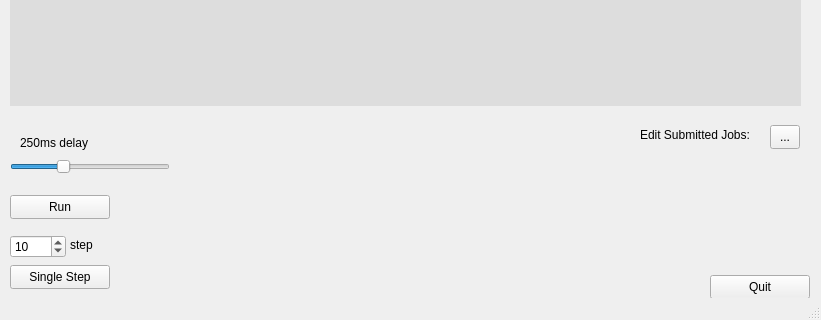
Before: the Qt Designer form ui/simulation.ui in fubarwrangler/atlassim, drawn with Qt 5; both pictures show x 0 to 821 and y 345 to 665 of the 821 by 665 pixel window.
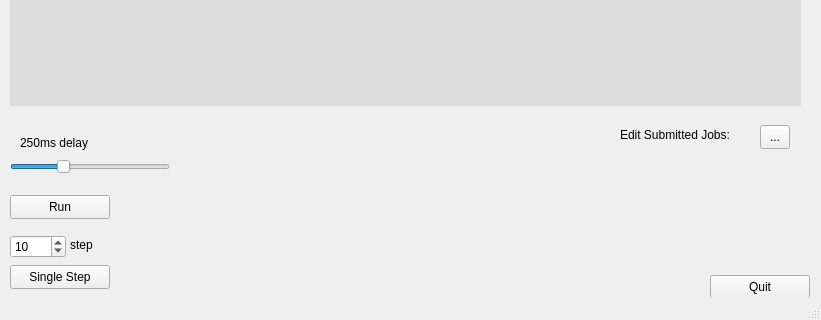
After: the same form once the commit is applied. Custom widgets are drawn as their Qt base class.

```diff
--- a/ui/simulation.ui
+++ b/ui/simulation.ui
@@ -131,7 +131,7 @@
    <widget class="QToolButton" name="toolButton">
     <property name="geometry">
      <rect>
-      <x>770</x>
+      <x>760</x>
       <y>470</y>
       <width>30</width>
       <height>24</height>
@@ -144,7 +144,7 @@
    <widget class="QLabel" name="label">
     <property name="geometry">
      <rect>
-      <x>640</x>
+      <x>620</x>
       <y>470</y>
       <width>131</width>
       <height>20</height>
@@ -219,11 +219,11 @@
      <rect>
       <x>210</x>
       <y>460</y>
-      <width>351</width>
-      <height>191</height>
+      <width>381</width>
+      <height>181</height>
      </rect>
     </property>
-    <layout class="QVBoxLayout" name="statusLayout"/>
+    <layout class="QGridLayout" name="statusLayout"/>
    </widget>
   </widget>
   <widget class="QStatusBar" name="statusbar"/>
```
Left out of the diff: 2 changed lines with no effect on the pictures.
